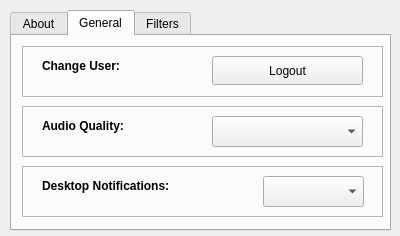
First picture: the form in UI-Layouts/qPreferences.ui, repository JeffHoogland/qAndora, before the edit.
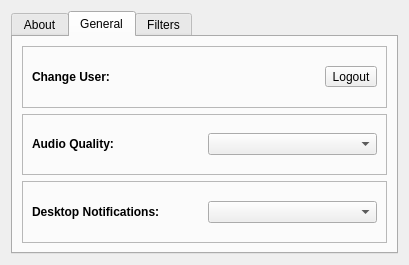
Second picture: the form after the edit. The open tabs and pages were chosen to show the change.

Commit message: Moved mobile and subwindows to layouts

Diff of the .ui file:
```diff
--- a/UI-Layouts/qPreferences.ui
+++ b/UI-Layouts/qPreferences.ui
@@ -6,25 +6,19 @@
    <rect>
     <x>0</x>
     <y>0</y>
-    <width>400</width>
-    <height>236</height>
+    <width>409</width>
+    <height>265</height>
    </rect>
   </property>
   <property name="windowTitle">
    <string>qAndora - Preferences</string>
   </property>
+  <layout class="QHBoxLayout" name="horizontalLayout">
+   <item>
   <widget class="QTabWidget" name="prefWidget">
    <property name="enabled">
     <bool>true</bool>
    </property>
-   <property name="geometry">
-    <rect>
-     <x>10</x>
-     <y>10</y>
-     <width>381</width>
-     <height>221</height>
-    </rect>
-   </property>
    <property name="currentIndex">
     <number>0</number>
    </property>
@@ -32,15 +26,9 @@
     <attribute name="title">
      <string>About</string>
     </attribute>
+      <layout class="QVBoxLayout" name="verticalLayout">
+       <item>
     <widget class="QLabel" name="aboutLabel">
-     <property name="geometry">
-      <rect>
-       <x>10</x>
-       <y>10</y>
-       <width>361</width>
-       <height>131</height>
-      </rect>
-     </property>
      <property name="text">
       <string>&lt;html&gt;&lt;head/&gt;&lt;body&gt;&lt;p&gt;qAndora is a cross platform, open source, &lt;a href=&quot;www.pandora.com&quot;&gt;&lt;span style=&quot; text-decoration: underline; color:#0057ae;&quot;&gt;Pandora Internet Radio&lt;/span&gt;&lt;/a&gt; client written in &lt;a href=&quot;https://www.python.org/&quot;&gt;&lt;span style=&quot; text-decoration: underline; color:#0057ae;&quot;&gt;Python&lt;/span&gt;&lt;/a&gt; using &lt;a href=&quot;http://qt-project.org/&quot;&gt;&lt;span style=&quot; text-decoration: underline; color:#0057ae;&quot;&gt;Qt&lt;/span&gt;&lt;/a&gt; by &lt;a href=&quot;http://www.jeffhoogland.com/&quot;&gt;&lt;span style=&quot; text-decoration: underline; color:#0057ae;&quot;&gt;Jeff Hoogland&lt;/span&gt;&lt;/a&gt;.&lt;br/&gt;&lt;br/&gt;&lt;a href=&quot;https://github.com/JeffHoogland/qAndora&quot;&gt;&lt;span style=&quot; text-decoration: underline; color:#0057ae;&quot;&gt;qAndora source on GitHub&lt;/span&gt;&lt;/a&gt;&lt;/p&gt;&lt;/body&gt;&lt;/html&gt;</string>
      </property>
@@ -51,6 +39,8 @@
       <bool>true</bool>
      </property>
     </widget>
+       </item>
+      </layout>
    </widget>
    <widget class="QWidget" name="generlTab">
     <property name="accessibleName">
@@ -59,140 +49,95 @@
     <attribute name="title">
      <string>General</string>
     </attribute>
+      <layout class="QVBoxLayout" name="verticalLayout_2">
+       <item>
     <widget class="QFrame" name="userFrame">
-     <property name="geometry">
-      <rect>
-       <x>10</x>
-       <y>10</y>
-       <width>361</width>
-       <height>51</height>
-      </rect>
-     </property>
      <property name="frameShape">
       <enum>QFrame::StyledPanel</enum>
      </property>
      <property name="frameShadow">
       <enum>QFrame::Raised</enum>
      </property>
+         <layout class="QHBoxLayout" name="horizontalLayout_2">
+          <item>
      <widget class="QLabel" name="userLabel">
-      <property name="geometry">
-       <rect>
-        <x>20</x>
-        <y>10</y>
-        <width>121</width>
-        <height>21</height>
-       </rect>
-      </property>
       <property name="text">
        <string>&lt;b&gt;Change User:</string>
       </property>
      </widget>
+          </item>
+          <item>
      <widget class="QToolButton" name="logoutButton">
-      <property name="geometry">
-       <rect>
-        <x>190</x>
-        <y>10</y>
-        <width>151</width>
-        <height>29</height>
-       </rect>
-      </property>
       <property name="text">
        <string>Logout</string>
       </property>
      </widget>
-    </widget>
+          </item>
+         </layout>
+        </widget>
+       </item>
+       <item>
     <widget class="QFrame" name="qualityFrame">
-     <property name="geometry">
-      <rect>
-       <x>10</x>
-       <y>70</y>
-       <width>361</width>
-       <height>51</height>
-      </rect>
-     </property>
      <property name="frameShape">
       <enum>QFrame::StyledPanel</enum>
      </property>
      <property name="frameShadow">
       <enum>QFrame::Raised</enum>
      </property>
+         <layout class="QHBoxLayout" name="horizontalLayout_3">
+          <item>
      <widget class="QLabel" name="qualityLabel">
-      <property name="geometry">
-       <rect>
-        <x>20</x>
-        <y>10</y>
-        <width>121</width>
-        <height>21</height>
-       </rect>
-      </property>
       <property name="text">
        <string>&lt;b&gt;Audio Quality:</string>
       </property>
      </widget>
-     <widget class="QComboBox" name="qualityBox">
-      <property name="geometry">
-       <rect>
-        <x>190</x>
-        <y>10</y>
-        <width>151</width>
-        <height>31</height>
-       </rect>
-      </property>
-     </widget>
-    </widget>
+          </item>
+          <item>
+           <widget class="QComboBox" name="qualityBox"/>
+          </item>
+         </layout>
+        </widget>
+       </item>
+       <item>
     <widget class="QFrame" name="notificationFrame">
-     <property name="geometry">
-      <rect>
-       <x>10</x>
-       <y>130</y>
-       <width>361</width>
-       <height>51</height>
-      </rect>
-     </property>
      <property name="frameShape">
       <enum>QFrame::StyledPanel</enum>
      </property>
      <property name="frameShadow">
       <enum>QFrame::Raised</enum>
      </property>
+         <layout class="QHBoxLayout" name="horizontalLayout_4">
+          <item>
      <widget class="QLabel" name="notificationLabel">
-      <property name="geometry">
-       <rect>
-        <x>20</x>
-        <y>10</y>
-        <width>191</width>
-        <height>21</height>
-       </rect>
-      </property>
       <property name="text">
        <string>&lt;b&gt;Desktop Notifications:</string>
       </property>
      </widget>
-     <widget class="QComboBox" name="notificationBox">
-      <property name="geometry">
-       <rect>
-        <x>241</x>
-        <y>10</y>
-        <width>101</width>
-        <height>31</height>
-       </rect>
-      </property>
-     </widget>
-    </widget>
+          </item>
+          <item>
+           <widget class="QComboBox" name="notificationBox"/>
+          </item>
+         </layout>
+        </widget>
+       </item>
+      </layout>
    </widget>
    <widget class="QWidget" name="filterTab">
     <attribute name="title">
      <string>Filters</string>
     </attribute>
+      <layout class="QVBoxLayout" name="verticalLayout_3">
+       <item>
+        <widget class="QFrame" name="frame">
+         <property name="frameShape">
+          <enum>QFrame::StyledPanel</enum>
+         </property>
+         <property name="frameShadow">
+          <enum>QFrame::Raised</enum>
+         </property>
+         <layout class="QHBoxLayout" name="horizontalLayout_5">
+          <item>
     <widget class="QCheckBox" name="liveCheck">
-     <property name="geometry">
-      <rect>
-       <x>20</x>
-       <y>10</y>
-       <width>151</width>
-       <height>26</height>
-      </rect>
-     </property>
      <property name="text">
       <string>Filter live songs</string>
      </property>
@@ -200,63 +145,58 @@
       <bool>false</bool>
      </property>
     </widget>
-    <widget class="QCheckBox" name="remixCheck">
-     <property name="geometry">
-      <rect>
-       <x>20</x>
-       <y>40</y>
-       <width>171</width>
-       <height>26</height>
-      </rect>
-     </property>
-     <property name="text">
-      <string>Filter remix songs</string>
-     </property>
-    </widget>
+          </item>
+          <item>
     <widget class="QCheckBox" name="editCheck">
-     <property name="geometry">
-      <rect>
-       <x>190</x>
-       <y>10</y>
-       <width>171</width>
-       <height>26</height>
-      </rect>
-     </property>
      <property name="text">
       <string>Filter edit songs</string>
      </property>
     </widget>
-    <widget class="QLabel" name="label">
-     <property name="geometry">
-      <rect>
-       <x>20</x>
-       <y>70</y>
-       <width>341</width>
-       <height>91</height>
-      </rect>
-     </property>
+          </item>
+         </layout>
+        </widget>
+       </item>
+       <item>
+        <widget class="QFrame" name="frame_2">
+         <property name="frameShape">
+          <enum>QFrame::StyledPanel</enum>
+         </property>
+         <property name="frameShadow">
+          <enum>QFrame::Raised</enum>
+         </property>
+         <layout class="QHBoxLayout" name="horizontalLayout_6">
+          <item>
+           <widget class="QCheckBox" name="remixCheck">
      <property name="text">
-      <string>&lt;html&gt;&lt;head/&gt;&lt;body&gt;&lt;p&gt;Remix are songs that have &amp;quot;mix&amp;quot; in () or []&lt;/p&gt;&lt;p&gt;Live are songs that have &amp;quot;live&amp;quot; in () or []&lt;/p&gt;&lt;p&gt;Edit are songs that contain &amp;quot;edit&amp;quot; in () or []&lt;/p&gt;&lt;/body&gt;&lt;/html&gt;</string>
-     </property>
-     <property name="wordWrap">
-      <bool>true</bool>
-     </property>
-    </widget>
+             <string>Filter remix songs</string>
+            </property>
+           </widget>
+          </item>
+          <item>
     <widget class="QCheckBox" name="rateCheck">
-     <property name="geometry">
-      <rect>
-       <x>190</x>
-       <y>40</y>
-       <width>181</width>
-       <height>26</height>
-      </rect>
-     </property>
      <property name="text">
       <string>Ban Filtered Songs</string>
      </property>
     </widget>
-   </widget>
-  </widget>
+          </item>
+         </layout>
+        </widget>
+       </item>
+       <item>
+        <widget class="QLabel" name="label">
+         <property name="text">
+          <string>&lt;html&gt;&lt;head/&gt;&lt;body&gt;&lt;p&gt;Remix are songs that have &amp;quot;mix&amp;quot; in () or []&lt;/p&gt;&lt;p&gt;Live are songs that have &amp;quot;live&amp;quot; in () or []&lt;/p&gt;&lt;p&gt;Edit are songs that contain &amp;quot;edit&amp;quot; in () or []&lt;/p&gt;&lt;/body&gt;&lt;/html&gt;</string>
+         </property>
+         <property name="wordWrap">
+          <bool>true</bool>
+         </property>
+        </widget>
+       </item>
+      </layout>
+     </widget>
+    </widget>
+   </item>
+  </layout>
  </widget>
  <resources/>
  <connections/>
```
Lines whose indentation alone changed are shown as unchanged. The commit also changes 10 other files.
